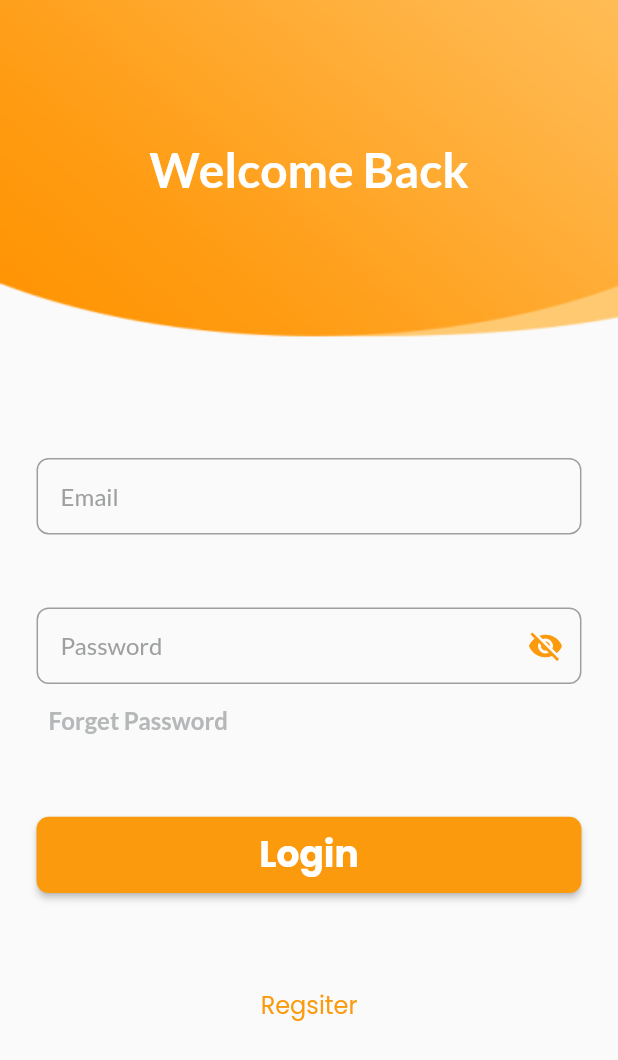
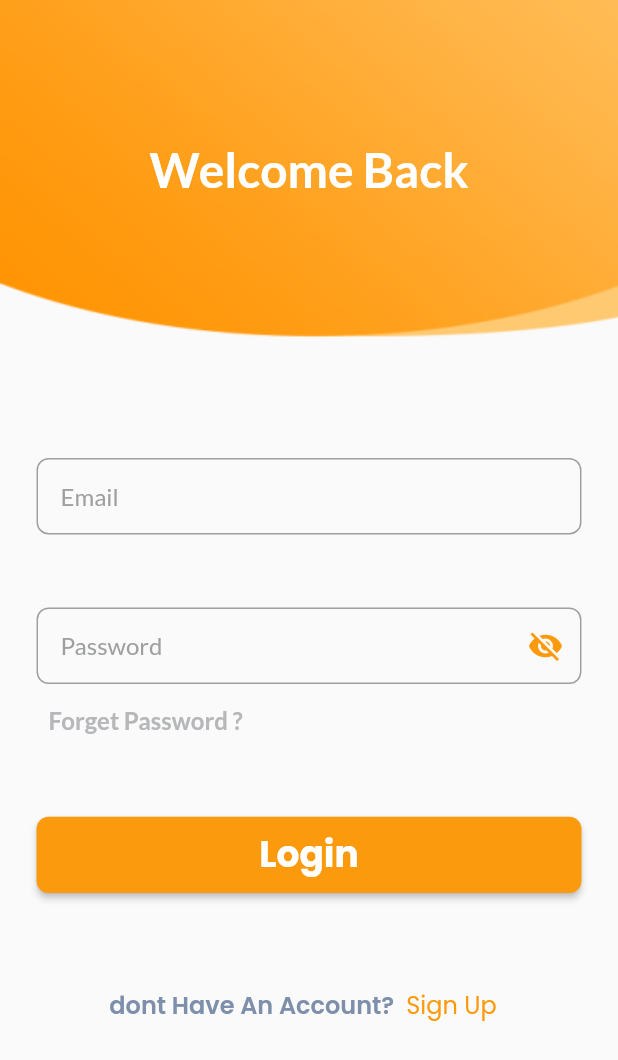
Before and after one commit to KhaledRamadan880/Chef-App, a Flutter app: the screen it shows after launch, after a tap on "Engliash", on a phone screen of 412 x 824 dp. Shown: the top 1060 px of the screen. Run offline on Flutter 3.47's test engine with Material 2 defaults, Android fonts, the phone set to English and light mode, and no system bars; our stand-ins replace dartz, dio, flutter_bloc, flutter_screenutil, flutter_spinkit, fluttertoast and 3 more; accounts and stored records are empty.

Commit message:
Translation

```diff
--- a/assets/translation/ar.json
+++ b/assets/translation/ar.json
@@ -7,6 +7,7 @@
     "arabic": "العربية",
     "sign_in": "تسجيل الدخول",
     "sign_up": "إنشاء حساب",
+    "dontHaveAnAccount": "لا تمتلك حساب؟",
     "email": "البريد الاكتروني",
     "name": "الاسم",
     "phone_number": "رقم الهاتف",
--- a/assets/translation/en.json
+++ b/assets/translation/en.json
@@ -6,7 +6,8 @@
     "engliash": "Engliash",
     "arabic": "Arabic",
     "sign_in": "Login",
-    "sign_up": "Regsiter",
+    "sign_up": "Sign Up",
+    "dontHaveAnAccount": "dont Have An Account?",
     "loginSucessfully": "Login Sucessfully",
     "loginFailed": "Invalid Data",
     "email": "Email",
@@ -14,7 +15,7 @@
     "phone_number": "Phone Number",
     "password": "Password",
     "confirmPassword": "Confirm Password",
-    "forgetPassword": "Forget Password",
+    "forgetPassword": "Forget Password ?",
     "sendResetLink": "Send Reset Link",
     "sendResetLinkInfo": "Enter your email address below and we will send you a code via your mail to reset your password.",
     "createYourNewPassword": "Create Your New Password",
--- a/lib/core/util/commons.dart
+++ b/lib/core/util/commons.dart
@@ -14,10 +14,10 @@ void toast({required String message, required ToastStates state}) {
   Fluttertoast.showToast(
     msg: message,
     toastLength: Toast.LENGTH_LONG,
-    gravity: ToastGravity.CENTER,
+    gravity: ToastGravity.BOTTOM,
     textColor: AppColors.white,
     fontSize: 18,
-    timeInSecForIosWeb: 1,
+    timeInSecForIosWeb: 3,
     backgroundColor: getState(state),
   );
 }
```
